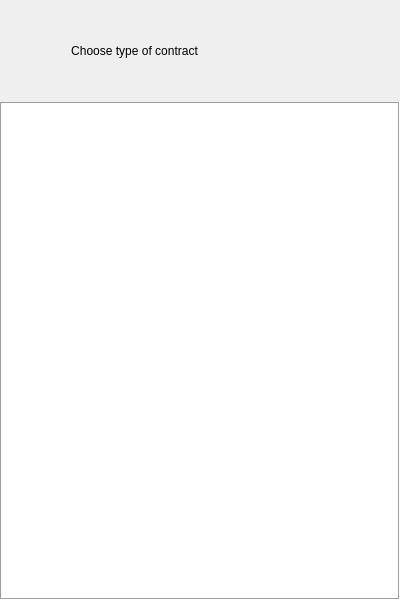
Qt form scalltypeswidget.ui (LUX-Core/Lux-Solidity-IDE) before a commit.
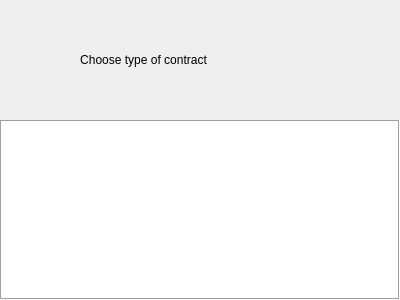
The same form after that commit.

Diff of the .ui file:
```diff
--- a/scalltypeswidget.ui
+++ b/scalltypeswidget.ui
@@ -7,19 +7,19 @@
     <x>0</x>
     <y>0</y>
     <width>400</width>
-    <height>600</height>
+    <height>300</height>
    </rect>
   </property>
   <property name="sizePolicy">
-   <sizepolicy hsizetype="Minimum" vsizetype="Minimum">
+   <sizepolicy hsizetype="Preferred" vsizetype="Preferred">
     <horstretch>1</horstretch>
     <verstretch>0</verstretch>
    </sizepolicy>
   </property>
   <property name="minimumSize">
    <size>
-    <width>395</width>
-    <height>600</height>
+    <width>0</width>
+    <height>0</height>
    </size>
   </property>
   <property name="windowTitle">
@@ -45,6 +45,7 @@
     <number>0</number>
    </property>
    <item>
+    <widget class="QWidget" name="widgetTytle" native="true">
     <layout class="QHBoxLayout" name="horizontalLayout">
      <property name="spacing">
       <number>0</number>
@@ -110,6 +111,7 @@
       </spacer>
      </item>
     </layout>
+    </widget>
    </item>
    <item>
     <widget class="QListView" name="listViewSC_Types">
```
Left out of the diff: 2 changed lines with no effect on the pictures. Lines whose indentation alone changed are shown as unchanged.
